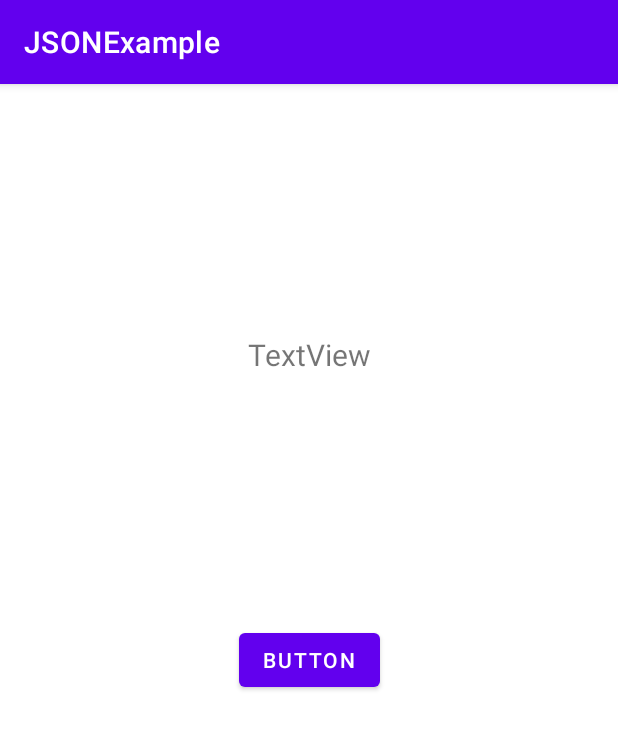
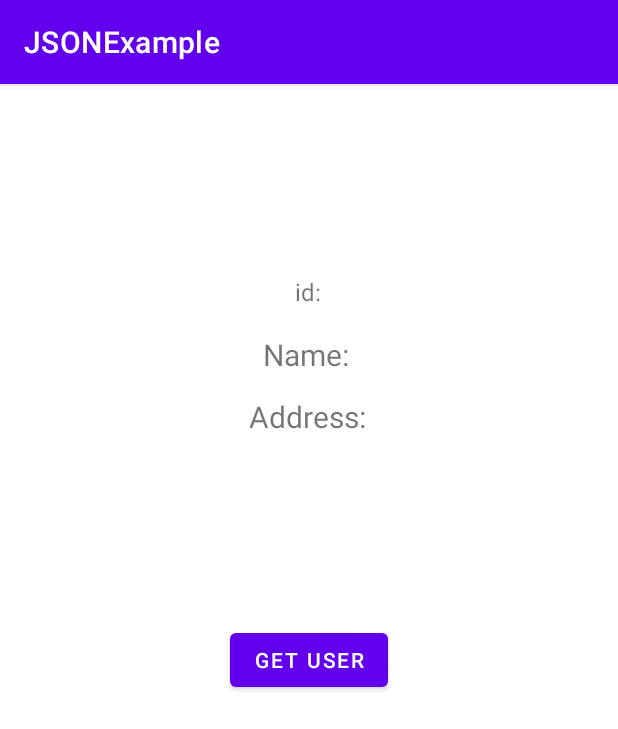
Before and after one commit to Mobiiliprojekti-Team-18/JSONParseVolley, an Android app: the screen it shows after launch (MainActivity), on a phone screen of 412 x 824 dp. Shown: the top 729 px of the screen. Run offline under Robolectric (Android 15) with nearby library versions, the phone set to English and light mode, and no system bars; our stand-ins replace Volley.

Commit message:
added support for nested json

```diff
--- a/app/src/main/res/layout/activity_main.xml
+++ b/app/src/main/res/layout/activity_main.xml
@@ -10,7 +10,7 @@
         android:id="@+id/btn"
         android:layout_width="wrap_content"
         android:layout_height="wrap_content"
-        android:text="Button"
+        android:text="Get User"
         app:layout_constraintBottom_toBottomOf="parent"
         app:layout_constraintEnd_toEndOf="parent"
         app:layout_constraintStart_toStartOf="parent"
@@ -20,10 +20,36 @@
         android:id="@+id/tvMyTextView"
         android:layout_width="wrap_content"
         android:layout_height="wrap_content"
-        android:text="TextView"
+        android:text="Name: "
         android:textSize="20sp"
         app:layout_constraintBottom_toTopOf="@+id/btn"
         app:layout_constraintEnd_toEndOf="parent"
         app:layout_constraintStart_toStartOf="parent"
         app:layout_constraintTop_toTopOf="parent" />
+
+    <TextView
+        android:id="@+id/tvId"
+        android:layout_width="wrap_content"
+        android:layout_height="wrap_content"
+        android:text="id:"
+        android:textSize="16sp"
+        app:layout_constraintBottom_toBottomOf="parent"
+        app:layout_constraintEnd_toEndOf="parent"
+        app:layout_constraintHorizontal_bias="0.498"
+        app:layout_constraintStart_toStartOf="parent"
+        app:layout_constraintTop_toTopOf="parent"
+        app:layout_constraintVertical_bias="0.171" />
+
+    <TextView
+        android:id="@+id/tvAddress"
+        android:layout_width="wrap_content"
+        android:layout_height="wrap_content"
+        android:text="Address:"
+        android:textSize="20sp"
+        app:layout_constraintBottom_toTopOf="@+id/btn"
+        app:layout_constraintEnd_toEndOf="parent"
+        app:layout_constraintHorizontal_bias="0.498"
+        app:layout_constraintStart_toStartOf="parent"
+        app:layout_constraintTop_toBottomOf="@+id/tvMyTextView"
+        app:layout_constraintVertical_bias="0.1" />
 </androidx.constraintlayout.widget.ConstraintLayout>
```
Also changed, not shown: app/src/main/java/com/example/jsonexample/MainActivity.kt (+19 -4 lines).
